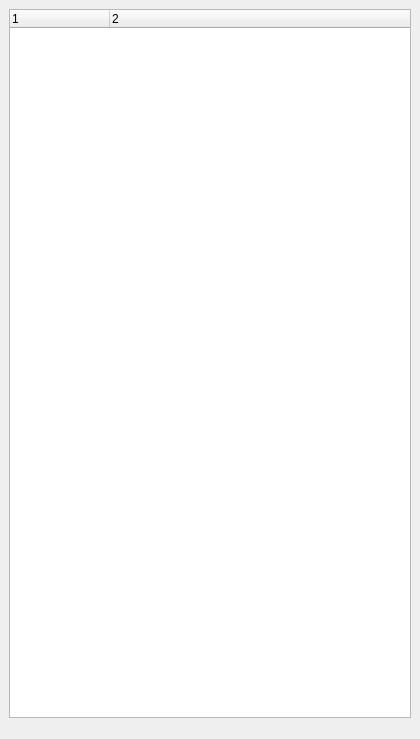
This is Qt/Resources/UI/layerDialog.ui in hu-shuhan/editOpeniGame as Qt 5 draws it before an edit. The edited form follows.
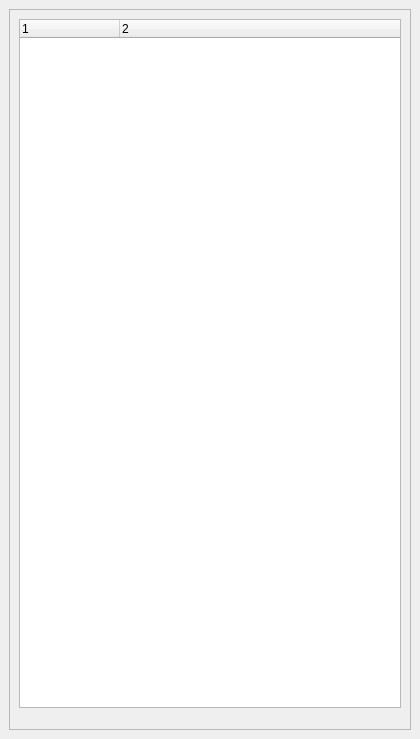
This is the edited form. Custom widgets are drawn as their Qt base class.

What changed in the file:
```diff
--- a/Qt/Resources/UI/layerDialog.ui
+++ b/Qt/Resources/UI/layerDialog.ui
@@ -14,7 +14,22 @@
    <string>Layer Dialog</string>
   </property>
   <widget class="QWidget" name="dockWidgetContents">
-   <layout class="QVBoxLayout" name="verticalLayout" stretch="5,0,0">
+   <layout class="QVBoxLayout" name="verticalLayout">
+    <item>
+     <widget class="QScrollArea" name="scrollArea">
+      <property name="widgetResizable">
+       <bool>true</bool>
+      </property>
+      <widget class="QWidget" name="scrollAreaWidgetContents_3">
+       <property name="geometry">
+        <rect>
+         <x>0</x>
+         <y>0</y>
+         <width>400</width>
+         <height>697</height>
+        </rect>
+       </property>
+       <layout class="QVBoxLayout" name="verticalLayout_2">
     <item>
      <widget class="igQtModelTreeWidget" name="modelTreeWidget">
       <property name="minimumSize">
@@ -35,11 +50,15 @@
       </column>
      </widget>
     </item>
-    <item>
-     <widget class="igQtModelInformationWidget" name="ModelInformationWidget" native="true"/>
-    </item>
     <item>
      <widget class="QtTreePropertyBrowser" name="propertyWidget" native="true"/>
+        </item>
+        <item>
+         <widget class="igQtModelInformationWidget" name="ModelInformationWidget" native="true"/>
+        </item>
+       </layout>
+      </widget>
+     </widget>
     </item>
    </layout>
   </widget>
```
Lines whose indentation alone changed are shown as unchanged.
